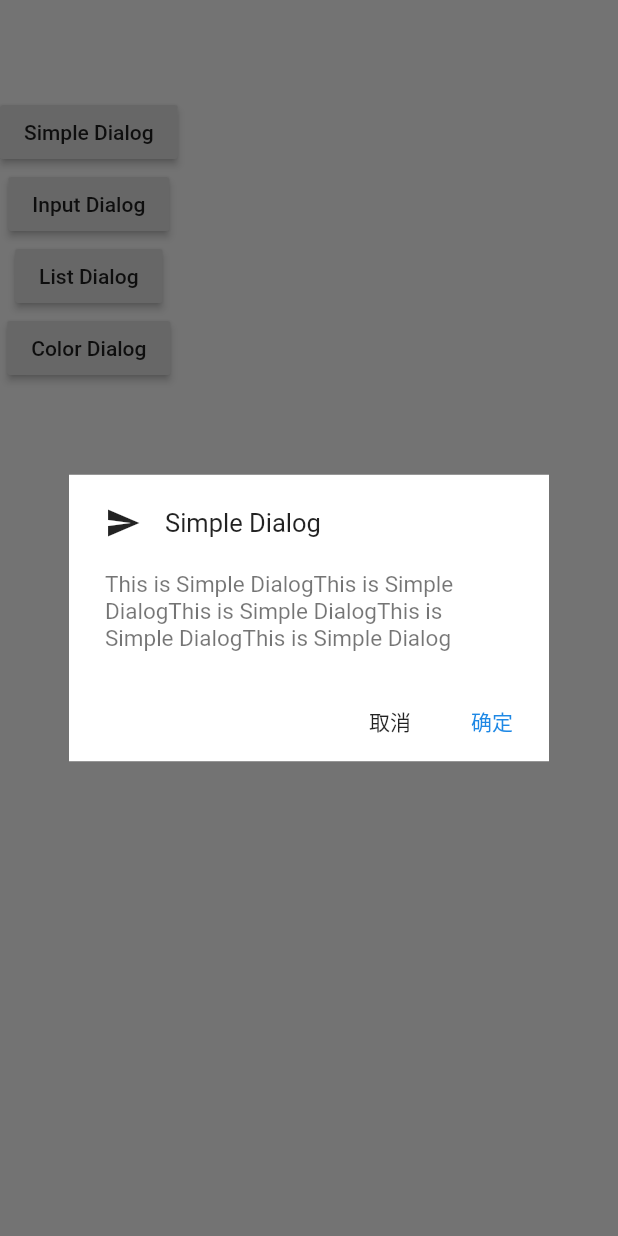
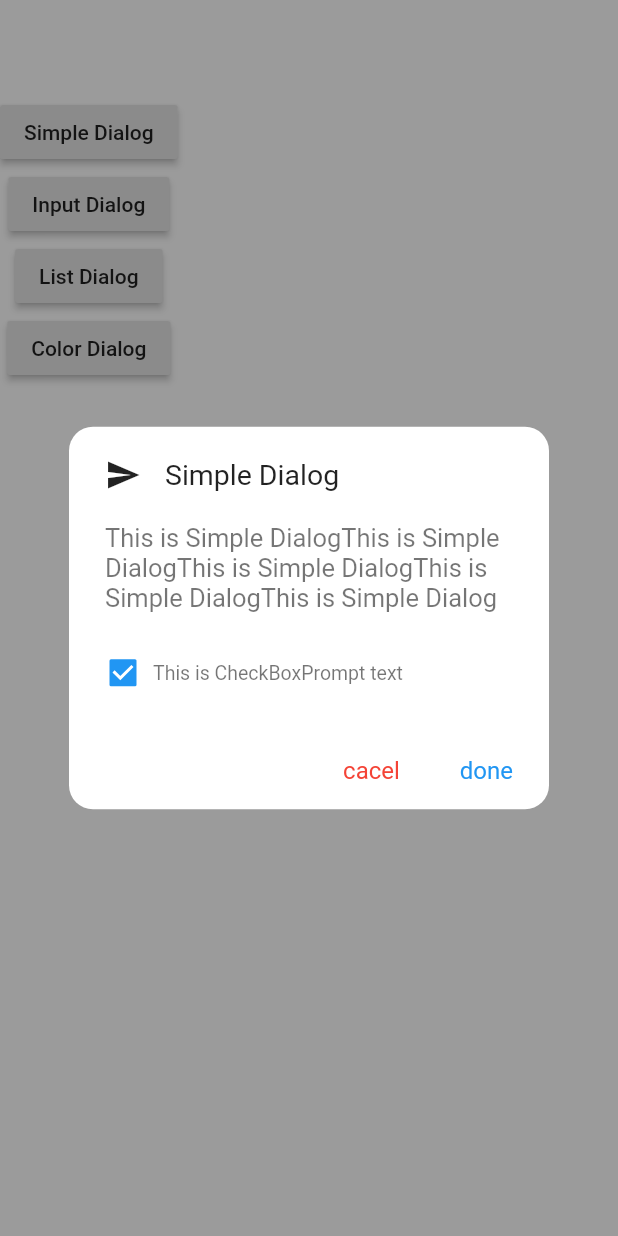
Before and after one commit to Go-oG/flutter_Dialog, a Flutter app: the screen it shows after launch, after a tap on "Simple Dialog", on a phone screen of 412 x 824 dp. Run offline on Flutter 3.47's test engine with Material 2 defaults, Android fonts, the phone set to English and light mode, and no system bars; our stand-ins replace dots_indicator.

Commit message:
文档改进

```diff
--- a/lib/main.dart
+++ b/lib/main.dart
@@ -44,54 +44,70 @@ class MyApp extends StatelessWidget {
   void _showSimpleDialog(BuildContext context) {
     cs.SimpleDialog dialog = cs.SimpleDialog(
         title: Text("Simple Dialog",
-            style: TextStyle(fontSize: 17, color: Colors.black87)),
+            style: TextStyle(fontSize: 19, color: Colors.black87)),
         titleIcon: Icon(
           Icons.send,
           color: Colors.black87,
         ),
-        contentStyle: TextStyle(fontSize: 15, color: Colors.black54),
+        contentStyle: TextStyle(fontSize: 17, color: Colors.black54),
         content: "This is Simple Dialog" * 5,
+        cornerRadius: BorderRadius.circular(16),
+        checkBoxPrompt: Text(
+          "This is CheckBoxPrompt text",
+          style: TextStyle(color: Colors.black54, fontSize: 13),
+        ),
+        promptInitValue: true,
         autoCancel: true,
-        positive: "确定",
-        negative: "取消");
-
+        outCanCancel: false,
+        breakCancel: false,
+        gravity: Gravity.center,
+        backgroundColor: Colors.white,
+        maskColor: Colors.black38,
+        positive: "done",
+        negative: "cacel",
+        positiveColor: Colors.blue,
+        negativeColor: Colors.red);
     DialogUtil.show(context, dialog);
   }
 
   void _showInputDialog(BuildContext context) {
     InputDialog dialog = InputDialog(
-      title: Text("Input Dialog"),
+      title: Text("Input Dialog",
+          style: TextStyle(color: Colors.black87, fontSize: 19)),
       autoCancel: true,
-      hintText: "请输入文字",
-      positive: "确定",
-      negative: "取消",
-      showMaxLengthTip: true,
+      hintText: "please input content",
+      contentStyle: TextStyle(fontSize: 17, color: Colors.black54),
+      positive: "done",
+      negative: "cancel",
+      showMaxLengthTip: false,
       maxLength: null,
-      inputType: InputType.EMAIL,
+      inputType: InputType.TEXT,
     );
 
     DialogUtil.show(context, dialog);
   }
 
   void _showListDialog(BuildContext context) {
-    ListDialog dialog = ListDialog(20, (val) {
+    ListDialog dialog = ListDialog(4, (val) {
       return "Item $val";
     },
         singleSelect: true,
-        isRadioButton: true,
+        isRadioButton: false,
         title: Text(
           "List Dialog",
-          style: TextStyle(color: Colors.black87, fontSize: 17),
-        ));
-
+          style: TextStyle(color: Colors.black87, fontSize: 19),
+        ),
+        positive: "done",
+        negative: "cancel",
+        autoCancel: true);
     DialogUtil.show(context, dialog);
   }
 
   void _showColorDialog(BuildContext context) async {
     ColorDialog dialog = ColorDialog(
-        title: Text("Color Dialog"),
-        positive: "确定",
-        negative: "取消",
+        title: Text("Color Dialog",style: TextStyle(color: Colors.black87,fontSize: 19),),
+        positive: "done",
+        negative: "cancel",
         cornerRadius: BorderRadius.all(Radius.circular(16)),
         showAlphaSelector: true,
         initialSelection: Colors.blue[500],
--- a/material_dialog/lib/src/core/core_dialog.dart
+++ b/material_dialog/lib/src/core/core_dialog.dart
@@ -143,7 +143,7 @@ class _DialogState extends State<CoreDialog> {
     if (checkBoxPromptWidget != null) {
       list.add(Padding(
           padding: EdgeInsets.only(
-              left: leftMargin,
+              left: checkboxPromptMargin,
               right: rightMargin,
               top: contentWithCheckBoxMargin),
           child: checkBoxPromptWidget));
@@ -337,7 +337,7 @@ class _DialogState extends State<CoreDialog> {
       color: Colors.transparent,
       text: Text(
         widget.dialog.negative,
-        style: TextStyle(fontSize: actionButtonTextSize),
+        style: TextStyle(fontSize: actionButtonTextSize,color: widget.dialog.negativeColor),
       ),
       onPressed: () {
         if (widget.dialog.actionListener != null) {
--- a/material_dialog/lib/subtype/list_dialog.dart
+++ b/material_dialog/lib/subtype/list_dialog.dart
@@ -6,7 +6,6 @@ typedef ItemBuilder = String Function(int index);
 class _ListItemBean {
   final String itemTitle;
   bool isCheck;
-
   _ListItemBean(this.itemTitle, {this.isCheck = false});
 }
 
--- a/material_dialog/lib/subtype/simple_dialog.dart
+++ b/material_dialog/lib/subtype/simple_dialog.dart
@@ -7,7 +7,8 @@ class SimpleDialog extends BaseDialog {
 
   SimpleDialog(
       {this.content,
-      this.contentStyle = const TextStyle(color: Color(0xFFBDBDBD), fontSize: 17),
+      this.contentStyle =
+          const TextStyle(color: Color(0xFFBDBDBD), fontSize: 17),
       Text title,
       Widget titleIcon,
       Text checkBoxPrompt,
@@ -34,7 +35,7 @@ class SimpleDialog extends BaseDialog {
             checkBoxPrompt: checkBoxPrompt,
             positive: positive,
             negative: negative,
-            gravity:gravity,
+            gravity: gravity,
             reverseActionButton: reverseActionButton,
             animation: animation,
             actionListener: actionListener,
@@ -60,4 +61,26 @@ class SimpleDialog extends BaseDialog {
     }
     return null;
   }
+
+  SimpleDialog.of(this.content,
+      {String title,
+      String positive,
+      String negative,
+      ActionListener actionListener}) {
+    SimpleDialog(
+        title:
+            Text(title, style: TextStyle(color: Colors.black87, fontSize: 19)),
+        content: content,
+        contentStyle: TextStyle(color: Colors.black54, fontSize: 17),
+        gravity: Gravity.center,
+        backgroundColor: Colors.white,
+        maskColor: Colors.black38,
+        cornerRadius: BorderRadius.circular(16),
+        autoCancel: true,
+        outCanCancel: true,
+        breakCancel: true,
+        positive: positive,
+        negative: negative,
+        actionListener: actionListener);
+  }
 }
```
Also changed, not shown: material_dialog/lib/src/core/dialog.dart (+5 -4 lines), material_dialog/lib/subtype/input_dialog.dart (+3 -20 lines), static/color_dialog1.jpg (added), static/color_dialog2.jpg (added), static/input_dialog.jpg (added), static/list_dialog1.jpg (added), static/list_dialog2.jpg (added), static/simple_dialog.jpg (added), 1 other file.
